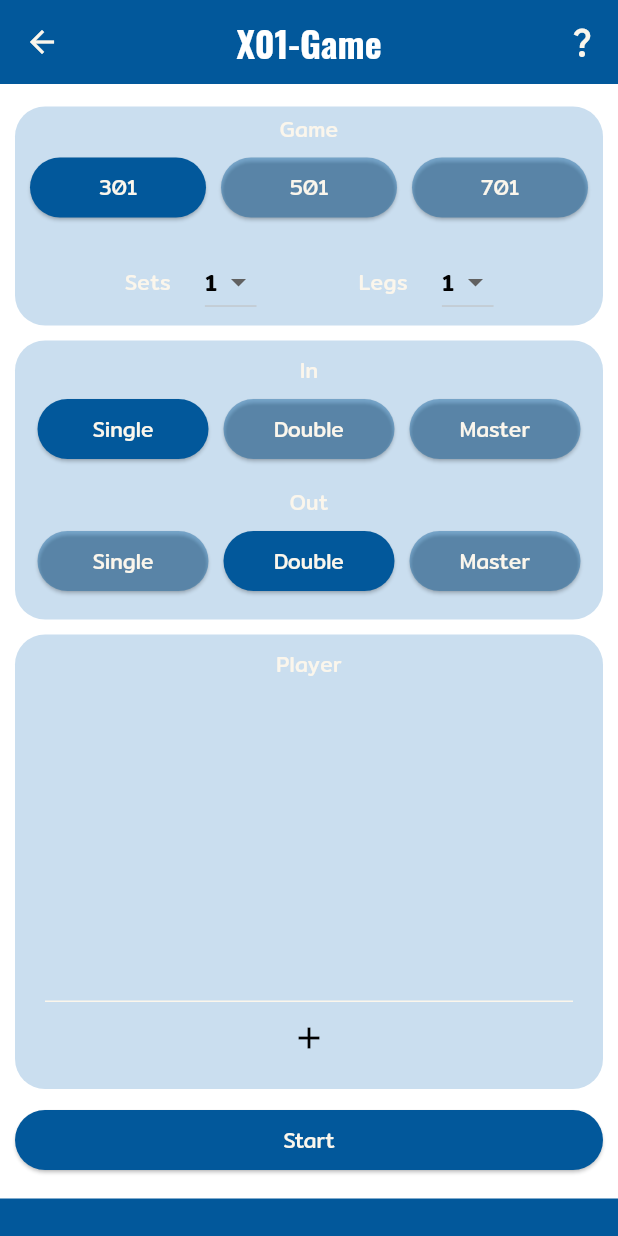
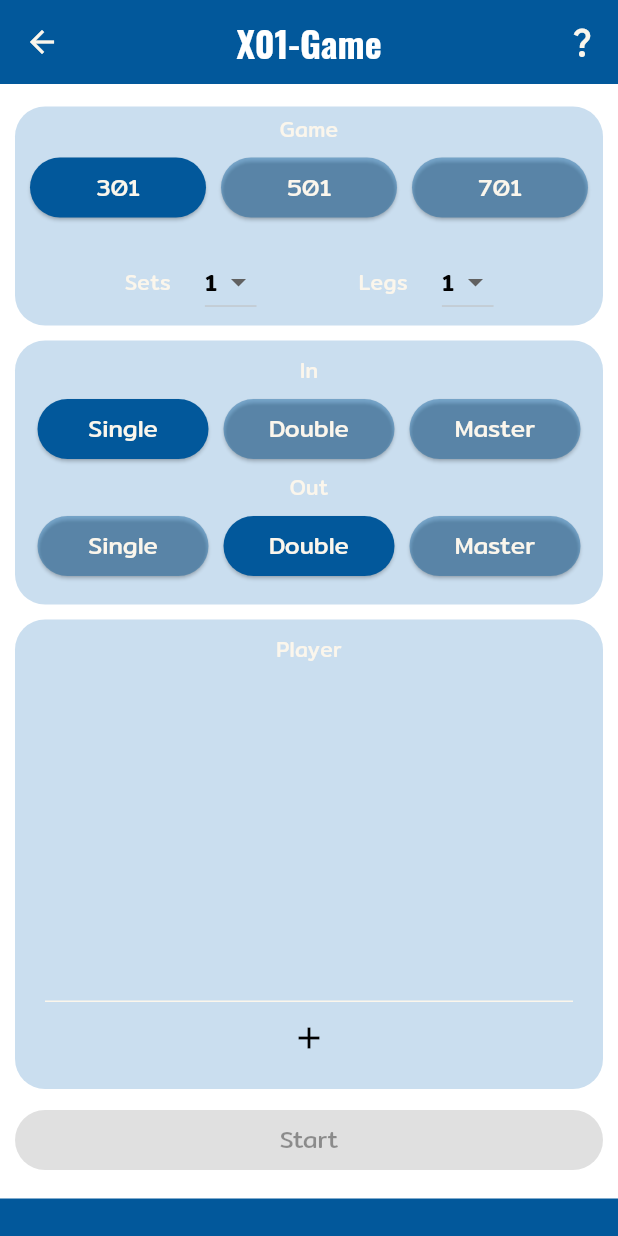
Before and after one commit to da-Kai/DartDart, a Flutter app: the screen it shows after launch, after a tap on "X01", on a phone screen of 412 x 824 dp. Run offline on Flutter 3.47's test engine with Material 3 defaults, Android fonts, the phone set to English and light mode, and no system bars.

Commit message:
let players finish the game; update player;

```diff
--- a/lib/constants/font.dart
+++ b/lib/constants/font.dart
@@ -13,5 +13,6 @@ class FontConstants {
   );
   static TextStyle text = const TextStyle(
     fontFamily: 'mitr',
+    fontSize: 16,
   );
 }
--- a/lib/game/x01/settings.dart
+++ b/lib/game/x01/settings.dart
@@ -5,7 +5,9 @@ import 'package:flutter/material.dart';
 import 'gamedata.dart';
 
 class X01Setting extends StatefulWidget {
-  const X01Setting({super.key});
+  final GameSettings _data = GameSettings();
+
+  X01Setting({super.key});
 
   @override
   State<X01Setting> createState() => _X01PageState();
@@ -17,7 +19,7 @@ class _X01PageState extends State<X01Setting> {
   final List<int> _setOptions = <int>[1, 2, 3, 4, 5, 6, 7, 8, 9];
   final List<int> _legOptions = <int>[1, 2, 3, 4, 5, 6, 7, 8, 9];
 
-  final GameSettings _data = GameSettings();
+  late GameSettings _data;
 
   Future<void> _displayTextInputDialog(BuildContext context, {String player = ''}) async {
     final ColorScheme colorScheme = Theme.of(context).colorScheme;
@@ -125,6 +127,7 @@ class _X01PageState extends State<X01Setting> {
 
   @override
   Widget build(BuildContext context) {
+    _data = widget._data;
     final ColorScheme colorScheme = Theme.of(context).colorScheme;
 
     final ButtonStyle startButtonStyle = ElevatedButton.styleFrom(
@@ -170,7 +173,7 @@ class _X01PageState extends State<X01Setting> {
               ),
               child: ElevatedButton(
                 style: startButtonStyle,
-                onPressed: () {
+                onPressed: _data.players.isEmpty ? null : () {
                   if (_formKey.currentState!.validate()) {
                     Navigator.push(
                       context,
@@ -362,7 +365,6 @@ class _InOutSettingContainer extends Container {
               ),
             ],
           ),
-          const SizedBox(height: 10),
           Text("Out",
               style: TextStyle(
                 color: colorScheme.onPrimaryContainer,
--- a/lib/main.dart
+++ b/lib/main.dart
@@ -81,7 +81,7 @@ class _MyHomePageState extends State<HomePage> {
                 onPressed: () {
                   Navigator.push(
                     context,
-                    MaterialPageRoute(builder: (context) => const X01Setting()),
+                    MaterialPageRoute(builder: (context) => X01Setting()),
                   );
                 },
                 child: const Text('X01'),
```
Also changed, not shown: lib/game/x01/game.dart (+30 -9 lines), lib/game/x01/gamedata.dart (+16 -0 lines).
